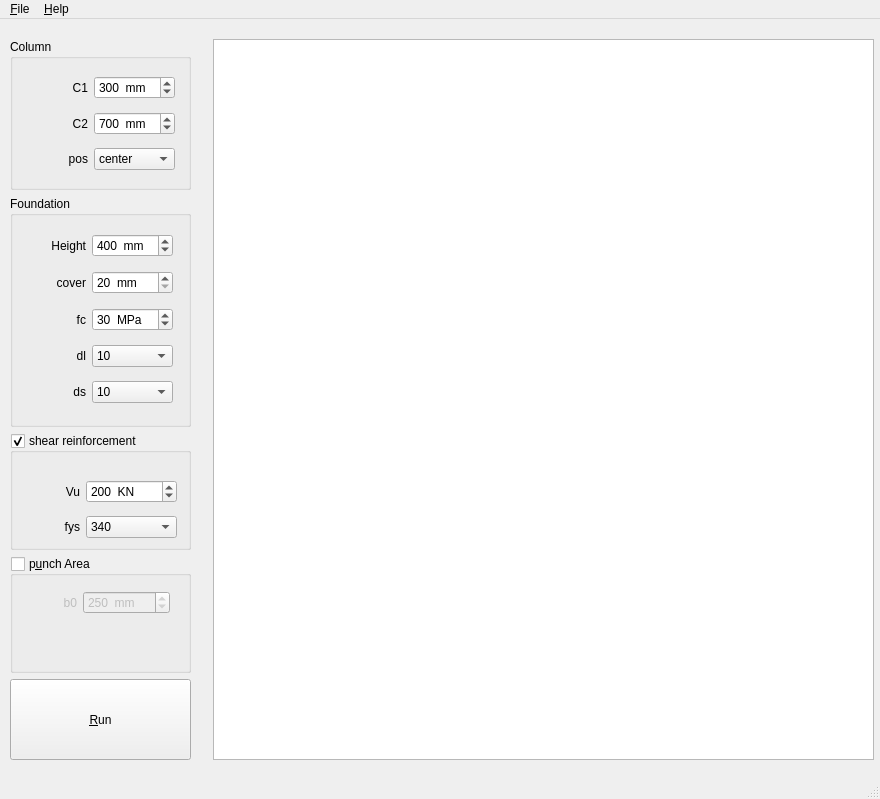
Above: civilTools/applications/punch/mainwindow.ui from ebrahimraeyat/civilTools before the change. Below: the same form after it.
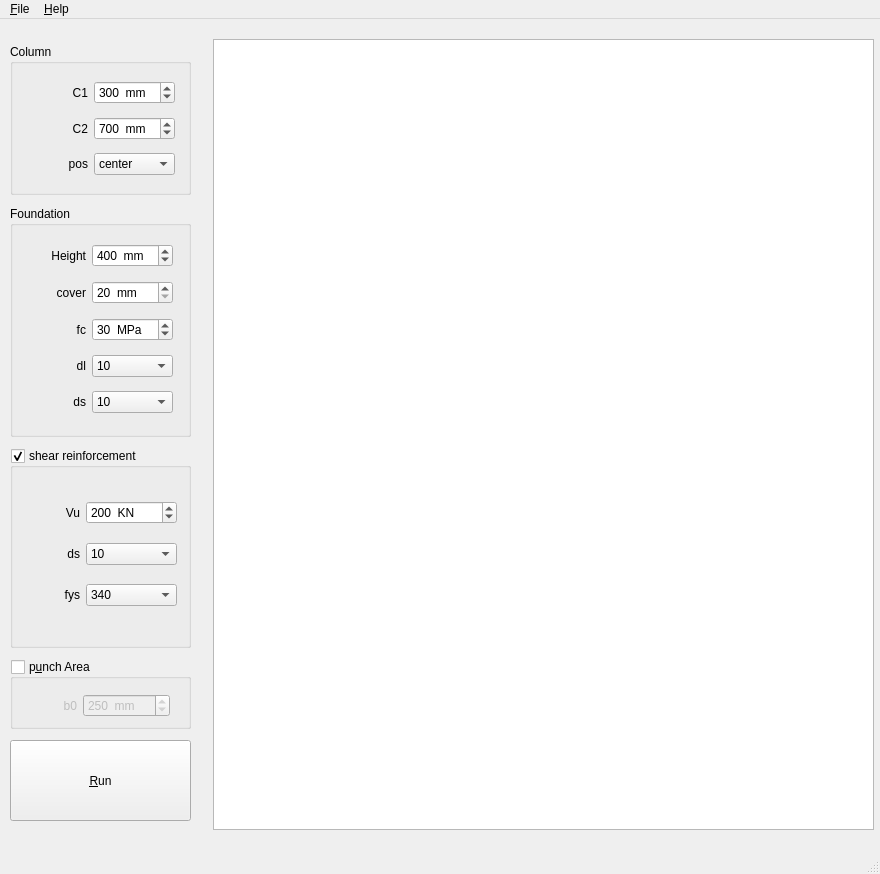
That is the form after the change. Icons and pictures are not drawn.

Commit message: now calculate shear reinforcement for punch

```diff
--- a/civilTools/applications/punch/mainwindow.ui
+++ b/civilTools/applications/punch/mainwindow.ui
@@ -7,7 +7,7 @@
     <x>0</x>
     <y>0</y>
     <width>880</width>
-    <height>799</height>
+    <height>874</height>
    </rect>
   </property>
   <property name="windowTitle">
@@ -27,7 +27,7 @@
       <x>213</x>
       <y>20</y>
       <width>661</width>
-      <height>721</height>
+      <height>791</height>
      </rect>
     </property>
     <property name="readOnly">
@@ -40,12 +40,18 @@
       <x>10</x>
       <y>20</y>
       <width>181</width>
-      <height>721</height>
+      <height>791</height>
      </rect>
     </property>
     <layout class="QVBoxLayout" name="verticalLayout">
      <item>
       <widget class="QGroupBox" name="column_groupBox">
+       <property name="sizePolicy">
+        <sizepolicy hsizetype="Preferred" vsizetype="Maximum">
+         <horstretch>0</horstretch>
+         <verstretch>0</verstretch>
+        </sizepolicy>
+       </property>
        <property name="minimumSize">
         <size>
          <width>0</width>
@@ -173,6 +179,12 @@
      </item>
      <item>
       <widget class="QGroupBox" name="foundation_groupBox">
+       <property name="sizePolicy">
+        <sizepolicy hsizetype="Preferred" vsizetype="Maximum">
+         <horstretch>0</horstretch>
+         <verstretch>0</verstretch>
+        </sizepolicy>
+       </property>
        <property name="minimumSize">
         <size>
          <width>0</width>
@@ -441,6 +453,18 @@
      </item>
      <item>
       <widget class="QGroupBox" name="shear_groupBox">
+       <property name="sizePolicy">
+        <sizepolicy hsizetype="Preferred" vsizetype="Maximum">
+         <horstretch>0</horstretch>
+         <verstretch>0</verstretch>
+        </sizepolicy>
+       </property>
+       <property name="minimumSize">
+        <size>
+         <width>0</width>
+         <height>200</height>
+        </size>
+       </property>
        <property name="title">
         <string>shear reinforcement</string>
        </property>
@@ -453,7 +477,7 @@
           <x>20</x>
           <y>40</y>
           <width>147</width>
-          <height>72</height>
+          <height>134</height>
          </rect>
         </property>
         <layout class="QGridLayout" name="gridLayout_3">
@@ -486,7 +510,7 @@
            </property>
           </widget>
          </item>
-         <item row="1" column="0">
+         <item row="3" column="0">
           <widget class="QLabel" name="fys_label_2">
            <property name="text">
             <string>fys</string>
@@ -496,7 +520,7 @@
            </property>
           </widget>
          </item>
-         <item row="1" column="1">
+         <item row="3" column="1">
           <widget class="QComboBox" name="fys_comboBox">
            <property name="mouseTracking">
             <bool>false</bool>
@@ -527,6 +551,81 @@
            </item>
           </widget>
          </item>
+         <item row="1" column="1">
+          <widget class="QComboBox" name="ds_punch_comboBox">
+           <property name="toolTip">
+            <string>foundation shear rebars diameter</string>
+           </property>
+           <property name="currentIndex">
+            <number>0</number>
+           </property>
+           <item>
+            <property name="text">
+             <string>10</string>
+            </property>
+           </item>
+           <item>
+            <property name="text">
+             <string>12</string>
+            </property>
+           </item>
+           <item>
+            <property name="text">
+             <string>14</string>
+            </property>
+           </item>
+           <item>
+            <property name="text">
+             <string>16</string>
+            </property>
+           </item>
+           <item>
+            <property name="text">
+             <string>18</string>
+            </property>
+           </item>
+           <item>
+            <property name="text">
+             <string>20</string>
+            </property>
+           </item>
+           <item>
+            <property name="text">
+             <string>22</string>
+            </property>
+           </item>
+           <item>
+            <property name="text">
+             <string>25</string>
+            </property>
+           </item>
+           <item>
+            <property name="text">
+             <string>28</string>
+            </property>
+           </item>
+           <item>
+            <property name="text">
+             <string>30</string>
+            </property>
+           </item>
+           <item>
+            <property name="text">
+             <string>32</string>
+            </property>
+           </item>
+          </widget>
+         </item>
+         <item row="1" column="0">
+          <widget class="QLabel" name="ds_labels_2">
+           <property name="text">
+            <string>ds</string>
+           </property>
+           <property name="alignment">
+            <set>Qt::AlignRight|Qt::AlignTrailing|Qt::AlignVCenter</set>
+           </property>
+          </widget>
+         </item>
         </layout>
        </widget>
       </widget>
@@ -536,6 +635,18 @@
        <property name="enabled">
         <bool>true</bool>
        </property>
+       <property name="sizePolicy">
+        <sizepolicy hsizetype="Preferred" vsizetype="Maximum">
+         <horstretch>0</horstretch>
+         <verstretch>0</verstretch>
+        </sizepolicy>
+       </property>
+       <property name="minimumSize">
+        <size>
+         <width>0</width>
+         <height>70</height>
+        </size>
+       </property>
        <property name="title">
         <string>p&amp;unch Area</string>
        </property>
@@ -593,6 +704,12 @@
      </item>
      <item>
       <widget class="QPushButton" name="run_Button">
+       <property name="sizePolicy">
+        <sizepolicy hsizetype="Minimum" vsizetype="Fixed">
+         <horstretch>0</horstretch>
+         <verstretch>0</verstretch>
+        </sizepolicy>
+       </property>
        <property name="minimumSize">
         <size>
          <width>0</width>
```
Left out of the diff: 18 changed lines with no effect on the pictures. The commit also changes 5 other files.
